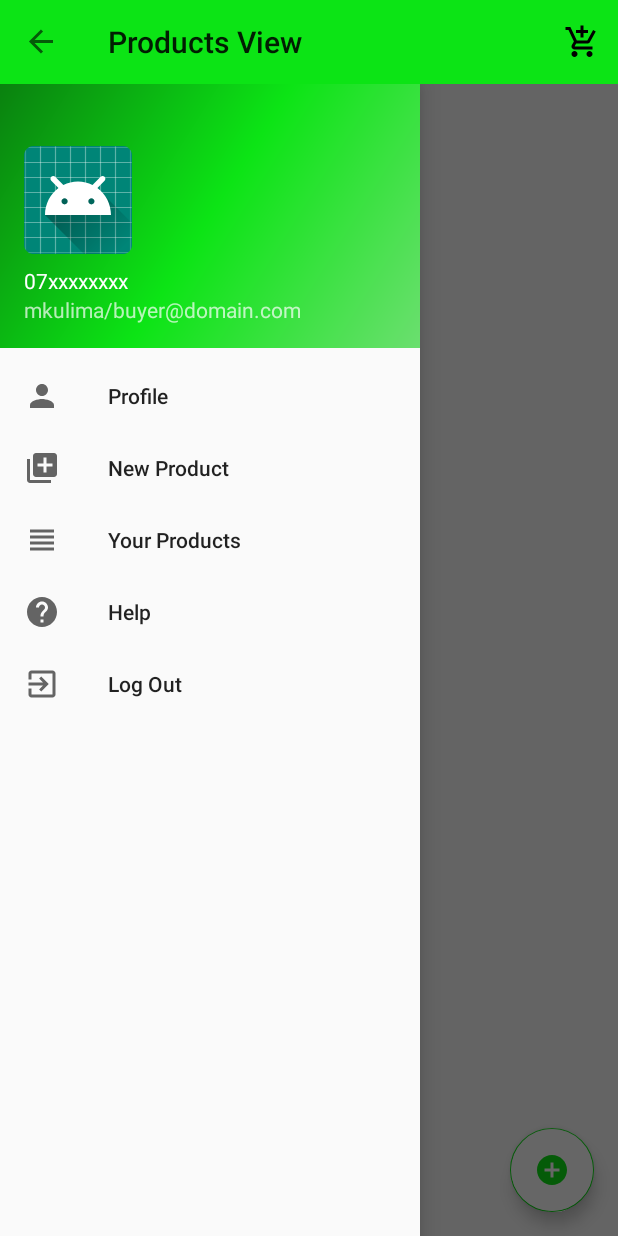
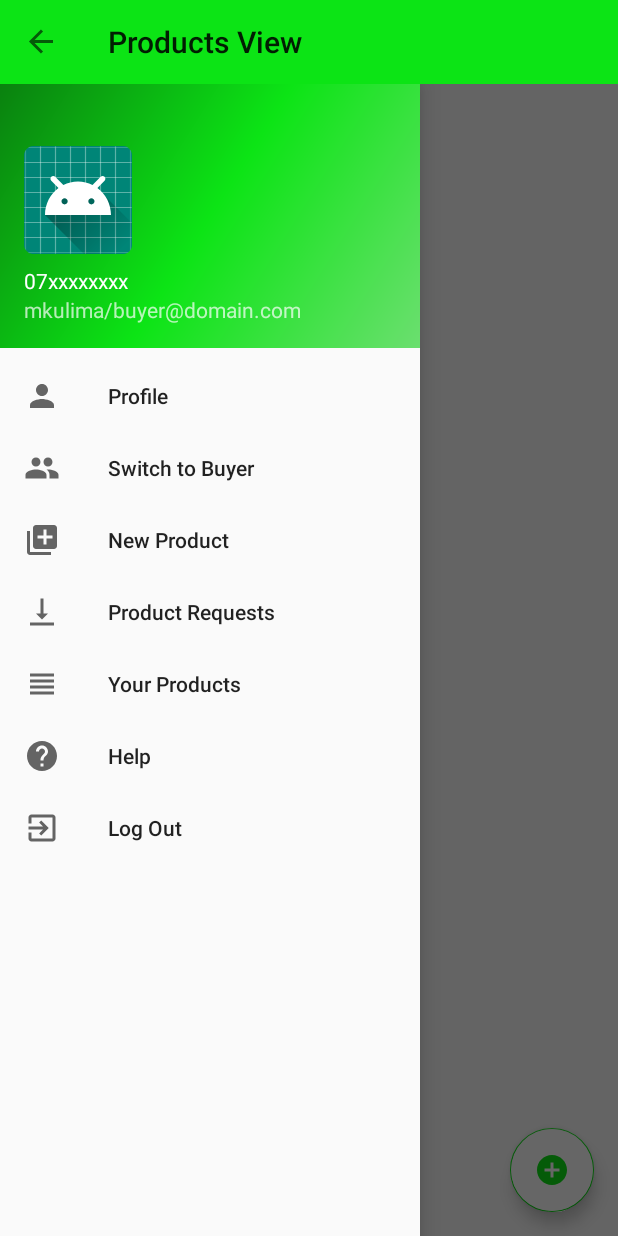
Before and after one commit to okelloEnos/Model_Products, an Android app: the Products_view screen opened directly, with no data from a screen before it, with the side drawer open, on a phone screen of 412 x 824 dp. Run offline under Robolectric (Android 15) with nearby library versions, the phone set to English and light mode, and no system bars; our stand-ins replace Firebase (no records; nobody signed in at launch, a user with empty details on screens opened directly), Picasso.

Commit message:
Adding more features and proper user cusomization

```diff
--- a/app/src/main/AndroidManifest.xml
+++ b/app/src/main/AndroidManifest.xml
@@ -17,7 +17,7 @@
         android:theme="@style/AppTheme">
         <activity
             android:name=".Order"
-            android:label="Your Orders"></activity>
+            android:label="Cart List"></activity>
         <activity android:name=".Retry" />
         <activity android:name=".user">
 <!--                        <intent-filter>-->
--- a/app/src/main/java/com/okellosoftwarez/modelfarm/Products_view.java
+++ b/app/src/main/java/com/okellosoftwarez/modelfarm/Products_view.java
@@ -119,6 +119,25 @@
                 this, drawerLayout, toolbar, R.string.navigation_drawer_open, R.string.navigation_drawer_close);
         drawerLayout.addDrawerListener(toggle);
         toggle.syncState();
+
+        invalidateOptionsMenu();
+
+        receiveButtonIntents();
+
+//        invalidateOptionsMenu();
+//        get navigation Menu
+        Menu menu = navigationView.getMenu();
+
+//        Changing Switch User Appropriately
+//        find the Item
+        MenuItem switchUserItem = menu.findItem(R.id.nav_switchUser);
+        String user;
+        if (buttonString.equals("buyer")){
+            user = "Seller";
+        }
+        else { user = "Buyer" ;}
+        switchUserItem.setTitle("Switch to " + user);
+
         //        Listen to the selected item
         navigationView.setNavigationItemSelectedListener(this);
 
@@ -135,7 +154,7 @@
         if (pref.getString("phone", null) != null){
             navPhone.setText(pref.getString("phone", null));
         }
-        receiveButtonIntents();
+//        receiveButtonIntents();
     }
 
 //    Opening Main Activity
@@ -155,13 +174,23 @@
         checkUser(buttonString);
     }
     private void checkUser(String userType) {
+
+        Menu menu = navigationView.getMenu();
+
         if (userType.equals("buyer")) {
             fab.setEnabled(false);
 
 //            Removing some features in the navigation view if user is a buyer
-            Menu menu = navigationView.getMenu();
-            menu.getItem(1).setVisible(false);
             menu.getItem(2).setVisible(false);
+            menu.getItem(3).setVisible(false);
+            menu.getItem(5).setVisible(false);
+
+        }
+        else {
+//            MenuItem cartItem ;
+//            int sellerCart = cartItem.getItemId();
+//            int sCart = MenuItem.
+            menu.getItem(4).setVisible(false);
         }
     }
 
@@ -179,6 +208,10 @@
     public boolean onCreateOptionsMenu(Menu menu) {
         // Inflate the menu; this adds items to the action bar if it is present.
         getMenuInflater().inflate(R.menu.products_view, menu);
+        if (buttonString.equals("seller")){
+            MenuItem cartSellerItem = menu.findItem(R.id.action_add_cart);
+            cartSellerItem.setVisible(false);
+        }
         return true;
     }
 
@@ -218,18 +251,39 @@
             addProducts();
         } else if (id == R.id.nav_urProduct) {
             //              Handle how you can display posts belonging to the user
+            Toast.makeText(this, " Feature Coming Soon ...", Toast.LENGTH_SHORT).show();
         } else if (id == R.id.nav_help) {
             //              Handle what to be displayed in the help like the frequently asked questions
             Toast.makeText(this, "A Guide Document on What to do ... Coming Soon ", Toast.LENGTH_SHORT).show();
             //        } else if (id == R.id.nav_share) {
         } else if (id == R.id.nav_logOut) {
             //              Handle user logout procedure
-            logOut();
+//            logOut();
+            SignUp.signOut();
+        } else if (id == R.id.nav_switchUser){
+            switchUser();
+        } else if (id == R.id.nav_prdRequest) {
+            //              Handle how you can display posts belonging to the user
+            Toast.makeText(this, " Feature Coming Soon ...", Toast.LENGTH_SHORT).show();
+        } else if (id == R.id.nav_prdOrders) {
+            //              Handle how you can display posts belonging to the user
+            Toast.makeText(this, " Feature Coming Soon ...", Toast.LENGTH_SHORT).show();
         }
 
         DrawerLayout drawer = findViewById(R.id.drawer_layout);
         drawer.closeDrawer(GravityCompat.START);
         return true;
+    }
+
+    private void switchUser() {
+//        logOut();
+        if (buttonString.equals("buyer")){
+            buttonString = "seller" ;
+        } else {
+            buttonString = "buyer";
+        }
+        Intent switchIntent = new Intent(this, Products_view.class);
+        startActivity(switchIntent);
     }
 
     private void profileView() {
@@ -238,13 +292,7 @@
     }
 
     private void logOut() {
-        Intent exitIntent = new Intent(this, registration_screen.class);
+        Intent exitIntent = new Intent(this, user.class);
         startActivity(exitIntent);
     }
-
-    @Override
-    protected void onStop() {
-//        mDatabase.removeEventListener();
-        super.onStop();
-    }
 }
--- a/app/src/main/java/com/okellosoftwarez/modelfarm/Profile.java
+++ b/app/src/main/java/com/okellosoftwarez/modelfarm/Profile.java
@@ -42,7 +42,7 @@
         editProfileBtn.setOnClickListener(new View.OnClickListener() {
             @Override
             public void onClick(View v) {
-//                Toast.makeText(Profile.this, "Your Password : " + pref.getString("passWord", null), Toast.LENGTH_SHORT).show();
+                Toast.makeText(Profile.this, "Feature Coming Soon...", Toast.LENGTH_SHORT).show();
             }
         });
 
--- /dev/null
+++ b/app/src/main/res/drawable/ic_people_black_24dp.xml
@@ -0,0 +1,9 @@
+<vector xmlns:android="http://schemas.android.com/apk/res/android"
+        android:width="24dp"
+        android:height="24dp"
+        android:viewportWidth="24.0"
+        android:viewportHeight="24.0">
+    <path
+        android:fillColor="#FF000000"
+        android:pathData="M16,11c1.66,0 2.99,-1.34 2.99,-3S17.66,5 16,5c-1.66,0 -3,1.34 -3,3s1.34,3 3,3zM8,11c1.66,0 2.99,-1.34 2.99,-3S9.66,5 8,5C6.34,5 5,6.34 5,8s1.34,3 3,3zM8,13c-2.33,0 -7,1.17 -7,3.5L1,19h14v-2.5c0,-2.33 -4.67,-3.5 -7,-3.5zM16,13c-0.29,0 -0.62,0.02 -0.97,0.05 1.16,0.84 1.97,1.97 1.97,3.45L17,19h6v-2.5c0,-2.33 -4.67,-3.5 -7,-3.5z"/>
+</vector>
--- /dev/null
+++ b/app/src/main/res/drawable/ic_vertical_align_bottom_black_24dp.xml
@@ -0,0 +1,9 @@
+<vector xmlns:android="http://schemas.android.com/apk/res/android"
+        android:width="24dp"
+        android:height="24dp"
+        android:viewportWidth="24.0"
+        android:viewportHeight="24.0">
+    <path
+        android:fillColor="#FF000000"
+        android:pathData="M16,13h-3V3h-2v10H8l4,4 4,-4zM4,19v2h16v-2H4z"/>
+</vector>
--- /dev/null
+++ b/app/src/main/res/drawable/ic_vertical_align_top_black_24dp.xml
@@ -0,0 +1,9 @@
+<vector xmlns:android="http://schemas.android.com/apk/res/android"
+        android:width="24dp"
+        android:height="24dp"
+        android:viewportWidth="24.0"
+        android:viewportHeight="24.0">
+    <path
+        android:fillColor="#FF000000"
+        android:pathData="M8,11h3v10h2V11h3l-4,-4 -4,4zM4,3v2h16V3H4z"/>
+</vector>
--- a/app/src/main/res/menu/activity_products_view_drawer.xml
+++ b/app/src/main/res/menu/activity_products_view_drawer.xml
@@ -13,9 +13,22 @@
             android:icon="@drawable/ic_profile"
             android:title="@string/menu_profile" />
         <item
+            android:id="@+id/nav_switchUser"
+            android:title="Switch User"
+            android:icon="@drawable/ic_people_black_24dp" />
+
+        <item
             android:id="@+id/nav_newProduct"
             android:icon="@drawable/ic_add_new_product"
             android:title="@string/menu_addProduct" />
+        <item
+            android:id="@+id/nav_prdRequest"
+            android:icon="@drawable/ic_vertical_align_bottom_black_24dp"
+            android:title="Product Requests"/>
+        <item
+            android:id="@+id/nav_prdOrders"
+            android:icon="@drawable/ic_vertical_align_top_black_24dp"
+            android:title="Placed Orders"/>
         <item
             android:id="@+id/nav_urProduct"
             android:icon="@drawable/ic_view_your_products"
```
